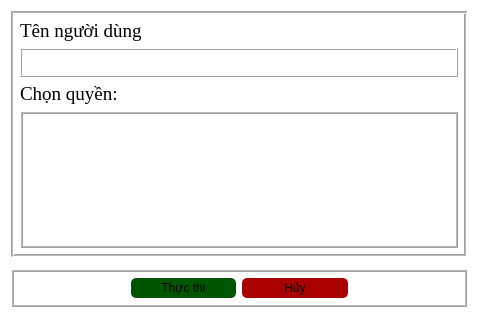
First picture: the form in ui/permission_dialog.ui, repository DTNS2905/App_quan_ly_python_qt_, before the edit.
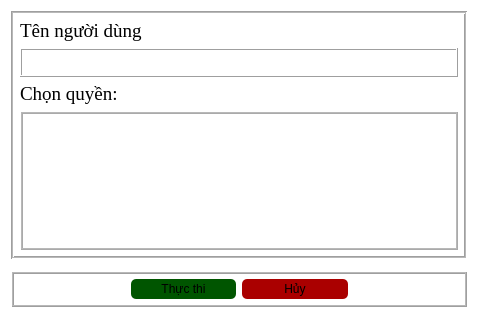
Second picture: the form after the edit. Icons and pictures are not drawn.

Commit message: update ui for permission dialog

Patch:
```diff
--- a/ui/permission_dialog.ui
+++ b/ui/permission_dialog.ui
@@ -291,7 +291,7 @@
        </widget>
       </item>
       <item>
-       <widget class="QFrame" name="verticalFrame">
+       <widget class="QFrame" name="verticalFrame_3">
         <property name="frameShape">
          <enum>QFrame::Shape::Box</enum>
         </property>
@@ -342,6 +342,36 @@
       </item>
       <item>
        <widget class="QListView" name="listView">
+        <property name="styleSheet">
+         <string notr="true">
+QListView::item:alternate {
+    background: #EEEEEE;
+}
+
+QListView::item:selected {
+    border: 1px solid #6a6ea9;
+}
+
+QListView::item:selected:!active {
+    background: qlineargradient(x1: 0, y1: 0, x2: 0, y2: 1,
+                                stop: 0 #ABAFE5, stop: 1 #8588B2);
+}
+
+QListView::item:selected:active {
+    background: qlineargradient(x1: 0, y1: 0, x2: 0, y2: 1,
+                                stop: 0 #6a6ea9, stop: 1 #888dd9);
+}
+
+QListView::item:hover {
+    background: qlineargradient(x1: 0, y1: 0, x2: 0, y2: 1,
+                                stop: 0 #FAFBFE, stop: 1 #DCDEF1);
+}
+
+QListView {
+    show-decoration-selected: 1; /* make the selection span the entire width of the view */
+	background:rgb(255, 255, 255)
+}</string>
+        </property>
         <property name="frameShape">
          <enum>QFrame::Shape::Box</enum>
         </property>
@@ -388,6 +418,11 @@
 padding:3px;
 border-radius:5px;
 }
+
+.QPushButton {
+background:transparent;
+border:none
+}
 </string>
      </property>
      <property name="frameShape">
```
Left out of the diff: 22 changed lines with no effect on the pictures. The commit also changes 2 other files.
